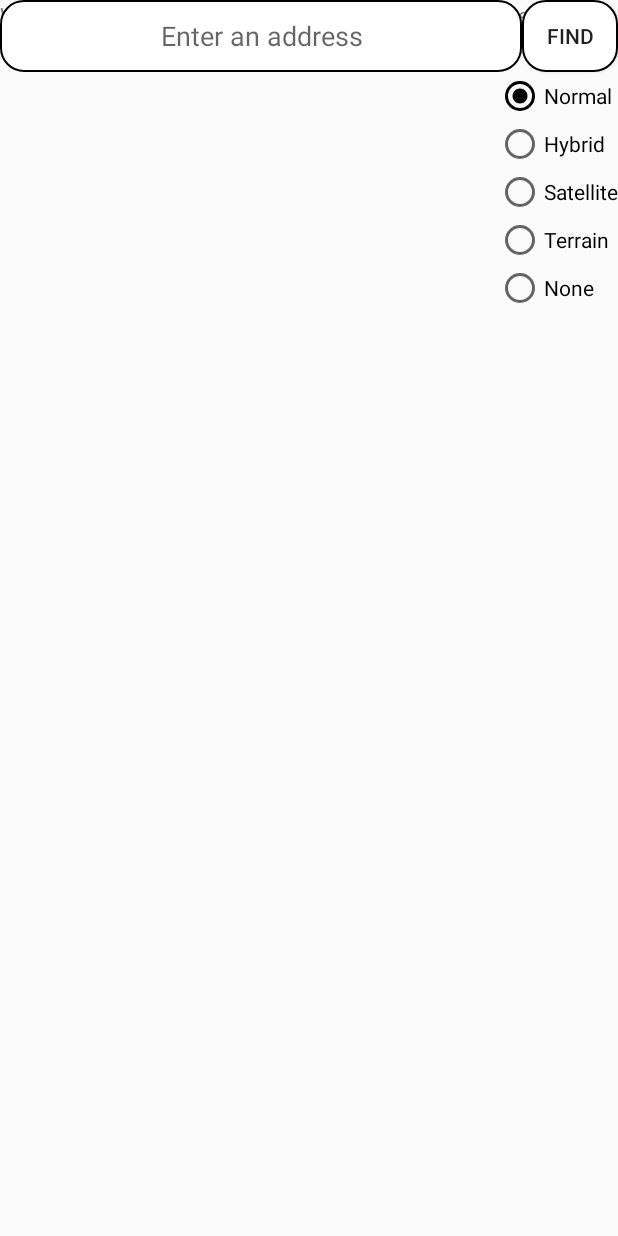
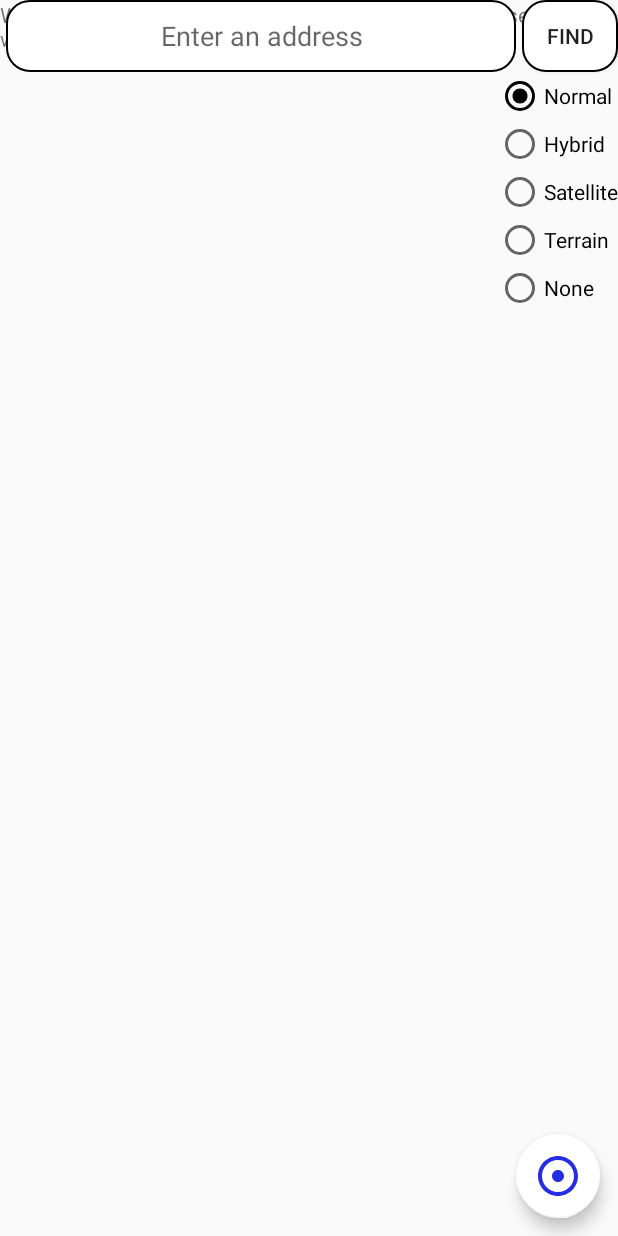
Before and after one commit to josecatalasan/Week7Daily2, an Android app: the screen it shows after launch (MapsActivity), on a phone screen of 412 x 824 dp. Run offline under Robolectric (Android 15) with nearby library versions, the light colour scheme and no system bars.

Commit message:
added my location tracking

```diff
--- a/Week7Daily2Navigation/app/build.gradle
+++ b/Week7Daily2Navigation/app/build.gradle
@@ -28,9 +28,11 @@ dependencies {
     implementation "org.jetbrains.kotlin:kotlin-stdlib-jdk7:$kotlin_version"
     implementation 'androidx.appcompat:appcompat:1.1.0'
     implementation 'androidx.core:core-ktx:1.1.0'
-    implementation 'com.google.android.gms:play-services-maps:16.1.0'
+    implementation 'com.google.android.gms:play-services-maps:17.0.0'
+    implementation "com.google.android.gms:play-services-location:17.0.0"
     testImplementation 'junit:junit:4.12'
     androidTestImplementation 'androidx.test:runner:1.2.0'
     androidTestImplementation 'androidx.test.espresso:espresso-core:3.2.0'
     implementation 'androidx.constraintlayout:constraintlayout:1.1.3'
+    implementation 'com.google.android.material:material:1.0.0'
 }
--- a/Week7Daily2Navigation/app/src/main/AndroidManifest.xml
+++ b/Week7Daily2Navigation/app/src/main/AndroidManifest.xml
@@ -3,7 +3,6 @@
     package="com.example.week7daily2navigation">
 
     <uses-permission android:name="android.permission.ACCESS_FINE_LOCATION" />
-    <uses-permission android:name="android.permission.ACCESS_COARSE_LOCATION"/>
 
     <application
         android:allowBackup="true"
--- a/Week7Daily2Navigation/app/src/main/java/com/example/week7daily2navigation/model/PermissionsManager.kt
+++ /dev/null
@@ -1,4 +0,0 @@
-package com.example.week7daily2navigation.model
-
-class PermissionsManager {
-}
--- a/Week7Daily2Navigation/app/src/main/java/com/example/week7daily2navigation/view/activities/MapsActivity.kt
+++ b/Week7Daily2Navigation/app/src/main/java/com/example/week7daily2navigation/view/activities/MapsActivity.kt
@@ -1,5 +1,6 @@
 package com.example.week7daily2navigation.view.activities
 
+import android.Manifest
 import android.location.Geocoder
 import androidx.appcompat.app.AppCompatActivity
 import android.os.Bundle
@@ -12,21 +13,36 @@ import com.google.android.gms.maps.OnMapReadyCallback
 import com.google.android.gms.maps.SupportMapFragment
 import kotlinx.android.synthetic.main.activity_maps.*
 import android.content.Context
+import android.content.pm.PackageManager
 import android.graphics.BitmapFactory
 import android.view.inputmethod.InputMethodManager
-import android.widget.RadioGroup
+import android.widget.Toast
+import androidx.core.app.ActivityCompat
 import androidx.core.content.ContextCompat
+import com.google.android.gms.location.FusedLocationProviderClient
+import com.google.android.gms.location.LocationServices
 import com.google.android.gms.maps.model.*
 
-class MapsActivity : AppCompatActivity(), OnMapReadyCallback{
+class MapsActivity : AppCompatActivity(), OnMapReadyCallback, ActivityCompat.OnRequestPermissionsResultCallback, GoogleMap.OnMyLocationButtonClickListener{
 
     private lateinit var map: GoogleMap
+    private lateinit var fusedLocationClient: FusedLocationProviderClient
+    private val PERMISSION_INDEX_ID = 101
 
     override fun onCreate(savedInstanceState: Bundle?) {
         super.onCreate(savedInstanceState)
         setContentView(R.layout.activity_maps)
+        //ask for location permission
+        ActivityCompat.requestPermissions(this, arrayOf(Manifest.permission.ACCESS_FINE_LOCATION), PERMISSION_INDEX_ID)
+        fusedLocationClient = LocationServices.getFusedLocationProviderClient(this)
         val mapFragment = supportFragmentManager.findFragmentById(R.id.map) as SupportMapFragment
         mapFragment.getMapAsync(this)
+
+        fabMyLocation.setOnClickListener {
+            fusedLocationClient.lastLocation.addOnSuccessListener{
+                map.moveCamera(CameraUpdateFactory.newLatLng(LatLng(it.latitude,it.longitude)))
+                map.animateCamera(CameraUpdateFactory.zoomTo(13.0f))
+            }}
     }
 
     override fun onMapReady(googleMap: GoogleMap) {
@@ -36,9 +52,11 @@ class MapsActivity : AppCompatActivity(), OnMapReadyCallback{
                 override fun onMarkerDragEnd(p0: Marker?) {}
                 override fun onMarkerDrag(p0: Marker?) {}
         })
+        map.setOnMyLocationButtonClickListener(this)
         //Center camera on USA
         map.moveCamera(CameraUpdateFactory.newLatLng(LatLng(38.0,-97.0)))
         map.moveCamera(CameraUpdateFactory.zoomTo(3.0f))
+
     }
 
     private fun displayLocationOnMap(latLng : LatLng, title : String?){
@@ -112,4 +130,23 @@ class MapsActivity : AppCompatActivity(), OnMapReadyCallback{
             radioNone.setTextColor(ContextCompat.getColor(this,R.color.black))
         }
     }
+
+    override fun onRequestPermissionsResult(requestCode: Int, permissions: Array<out String>, grantResults: IntArray) {
+        if (requestCode == PERMISSION_INDEX_ID) {
+            if (permissions.size == 1 &&
+                permissions[0] == Manifest.permission.ACCESS_FINE_LOCATION &&
+                grantResults[0] == PackageManager.PERMISSION_GRANTED
+            ) {
+                map.isMyLocationEnabled = true
+            } else {
+                // Permission was denied. Display an error message.
+                Toast.makeText(this, "My Location Permission Denied.", Toast.LENGTH_SHORT).show()
+                fabMyLocation.hide()
+            }
+        }
+    }
+
+    override fun onMyLocationButtonClick(): Boolean {
+        return false
+    }
 }
--- /dev/null
+++ b/Week7Daily2Navigation/app/src/main/res/drawable/map_my_location.xml
@@ -0,0 +1,5 @@
+<vector android:height="24dp" android:tint="#262DE2"
+    android:viewportHeight="24.0" android:viewportWidth="24.0"
+    android:width="24dp" xmlns:android="http://schemas.android.com/apk/res/android">
+    <path android:fillColor="#FF000000" android:pathData="M12,2C6.49,2 2,6.49 2,12s4.49,10 10,10 10,-4.49 10,-10S17.51,2 12,2zM12,20c-4.41,0 -8,-3.59 -8,-8s3.59,-8 8,-8 8,3.59 8,8 -3.59,8 -8,8zM15,12c0,1.66 -1.34,3 -3,3s-3,-1.34 -3,-3 1.34,-3 3,-3 3,1.34 3,3z"/>
+</vector>
--- a/Week7Daily2Navigation/app/src/main/res/layout/activity_maps.xml
+++ b/Week7Daily2Navigation/app/src/main/res/layout/activity_maps.xml
@@ -21,6 +21,7 @@
         android:layout_height="48dp"
         android:inputType="text"
         android:textAlignment="center"
+        android:layout_margin="4dp"
         android:hint="@string/address_input_hint"
         android:background="@drawable/address_input_background"
         app:layout_constraintTop_toTopOf="parent"
@@ -83,4 +84,17 @@
 
     </RadioGroup>
 
+    <com.google.android.material.floatingactionbutton.FloatingActionButton
+        android:id="@+id/fabMyLocation"
+        android:layout_width="wrap_content"
+        android:layout_height="wrap_content"
+        android:layout_margin="12dp"
+        android:src="@drawable/map_my_location"
+        android:visibility="visible"
+        app:maxImageSize="32dp"
+        app:backgroundTint="@color/white"
+        app:layout_constraintRight_toRightOf="parent"
+        app:layout_constraintBottom_toBottomOf="parent"/>
+
+
 </androidx.constraintlayout.widget.ConstraintLayout>
```
